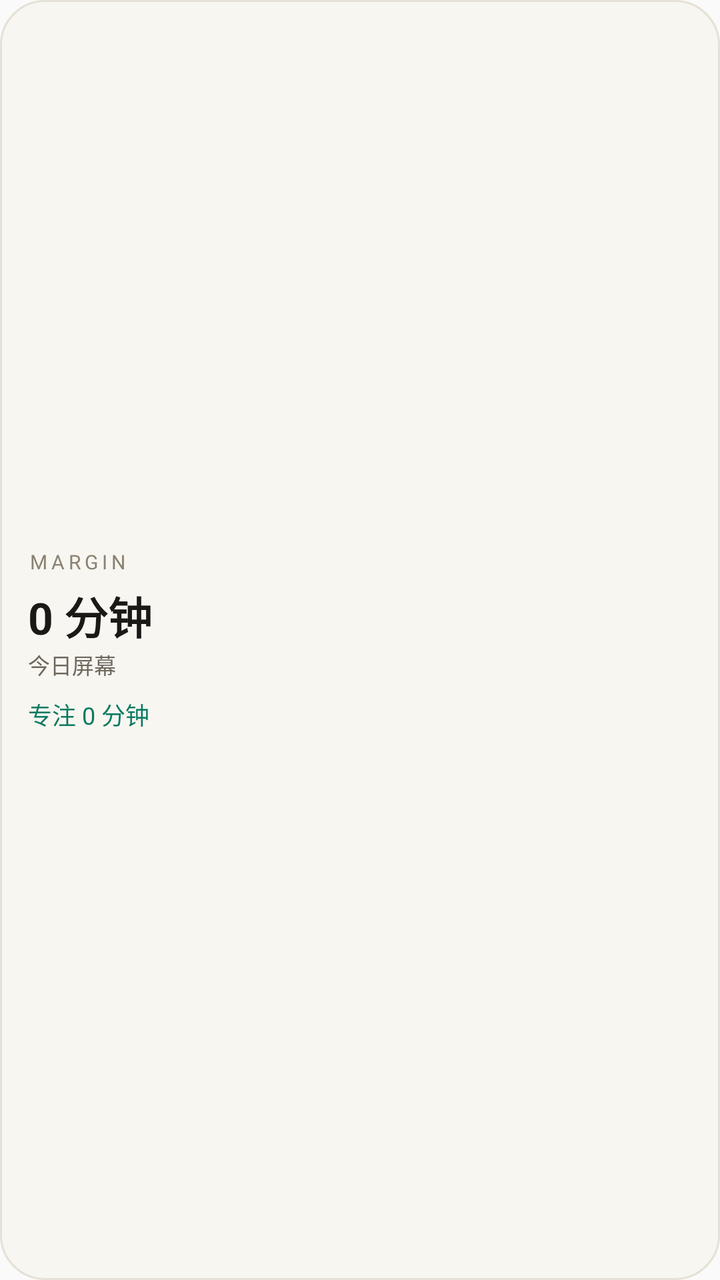
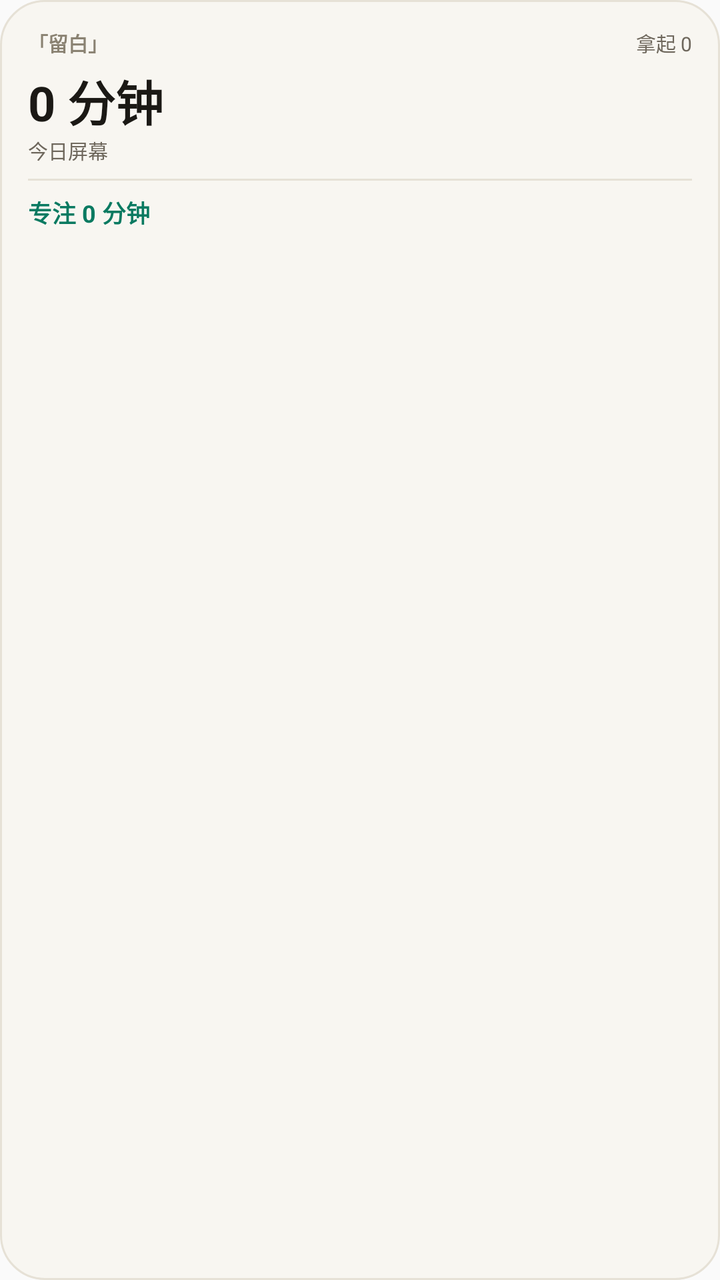

The first picture is an Android layout as it rendered before a commit; the second is the same layout after the commit. The layout source and the unified diff follow.
<!-- AndroidManifest.xml: application theme Theme.Liubai -->
<!-- res/layout/widget_small.xml -->
<?xml version="1.0" encoding="utf-8"?>
<LinearLayout xmlns:android="http://schemas.android.com/apk/res/android"
    android:id="@android:id/background"
    android:layout_width="match_parent"
    android:layout_height="match_parent"
    android:orientation="vertical"
    android:padding="14dp"
    android:background="@drawable/widget_bg"
    android:gravity="center_vertical">

    <TextView
        android:layout_width="wrap_content"
        android:layout_height="wrap_content"
        android:text="MARGIN"
        android:textSize="10sp"
        android:letterSpacing="0.2"
        android:textColor="#8A8272" />

    <TextView
        android:id="@+id/widget_screen"
        android:layout_width="wrap_content"
        android:layout_height="wrap_content"
        android:layout_marginTop="4dp"
        android:text="0 分钟"
        android:textSize="22sp"
        android:textStyle="bold"
        android:textColor="#1B1915" />

    <TextView
        android:layout_width="wrap_content"
        android:layout_height="wrap_content"
        android:text="今日屏幕"
        android:textSize="11sp"
        android:textColor="#6E675C" />

    <TextView
        android:id="@+id/widget_focus"
        android:layout_width="wrap_content"
        android:layout_height="wrap_content"
        android:layout_marginTop="8dp"
        android:text="专注 0 分钟"
        android:textSize="12sp"
        android:textColor="#0A7A61" />
</LinearLayout>
<!-- resources referenced by this layout -->
<resources>
  <!-- drawable widget_bg (drawable) -->
  <?xml version="1.0" encoding="utf-8"?>
  <shape xmlns:android="http://schemas.android.com/apk/res/android" android:shape="rectangle">
      <solid android:color="#F8F6F1" />
      <corners android:radius="22dp" />
      <stroke android:width="1dp" android:color="#E6E1D6" />
  </shape>
  <style name="Theme.Liubai" parent="android:Theme.Material.Light.NoActionBar">
          <item name="android:statusBarColor">@android:color/transparent</item>
          <item name="android:windowLightStatusBar">true</item>
          <item name="android:navigationBarColor">@android:color/transparent</item>
      </style>
</resources>

<!-- the commit's change to res/layout/widget_small.xml (unified diff, before → after) -->
@@ -5,16 +5,34 @@
     android:layout_height="match_parent"
     android:orientation="vertical"
     android:padding="14dp"
-    android:background="@drawable/widget_bg"
-    android:gravity="center_vertical">
+    android:background="@drawable/widget_bg">
 
-    <TextView
-        android:layout_width="wrap_content"
+    <LinearLayout
+        android:layout_width="match_parent"
         android:layout_height="wrap_content"
-        android:text="MARGIN"
-        android:textSize="10sp"
-        android:letterSpacing="0.2"
-        android:textColor="#8A8272" />
+        android:orientation="horizontal"
+        android:gravity="center_vertical">
+
+        <TextView
+            android:layout_width="0dp"
+            android:layout_height="wrap_content"
+            android:layout_weight="1"
+            android:ellipsize="end"
+            android:maxLines="1"
+            android:text="「留白」"
+            android:textSize="10sp"
+            android:textStyle="bold"
+            android:textColor="#8A8272" />
+
+        <TextView
+            android:id="@+id/widget_pickup"
+            android:layout_width="wrap_content"
+            android:layout_height="wrap_content"
+            android:layout_marginStart="6dp"
+            android:text="拿起 0"
+            android:textSize="10sp"
+            android:textColor="#6E675C" />
+    </LinearLayout>
 
     <TextView
         android:id="@+id/widget_screen"
@@ -22,7 +40,7 @@
         android:layout_height="wrap_content"
         android:layout_marginTop="4dp"
         android:text="0 分钟"
-        android:textSize="22sp"
+        android:textSize="24sp"
         android:textStyle="bold"
         android:textColor="#1B1915" />
 
@@ -30,15 +48,21 @@
         android:layout_width="wrap_content"
         android:layout_height="wrap_content"
         android:text="今日屏幕"
-        android:textSize="11sp"
+        android:textSize="10sp"
         android:textColor="#6E675C" />
+
+    <View
+        android:layout_width="match_parent"
+        android:layout_height="1dp"
+        android:layout_marginVertical="7dp"
+        android:background="#E6E1D6" />
 
     <TextView
         android:id="@+id/widget_focus"
         android:layout_width="wrap_content"
         android:layout_height="wrap_content"
-        android:layout_marginTop="8dp"
         android:text="专注 0 分钟"
         android:textSize="12sp"
+        android:textStyle="bold"
         android:textColor="#0A7A61" />
 </LinearLayout>
